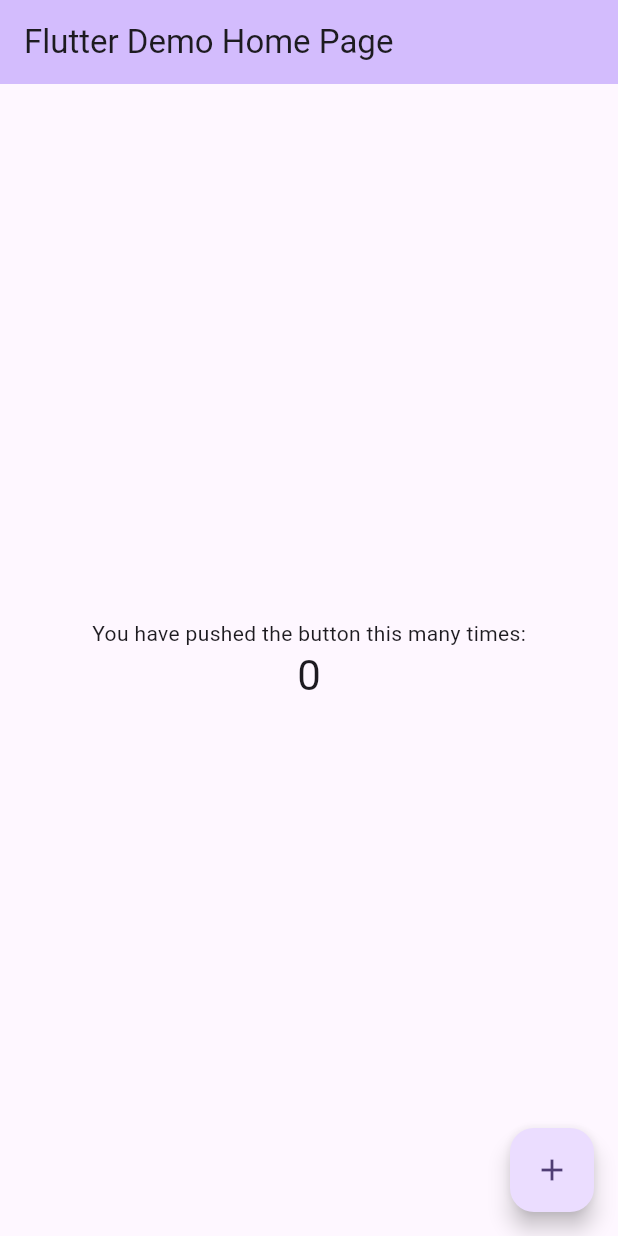
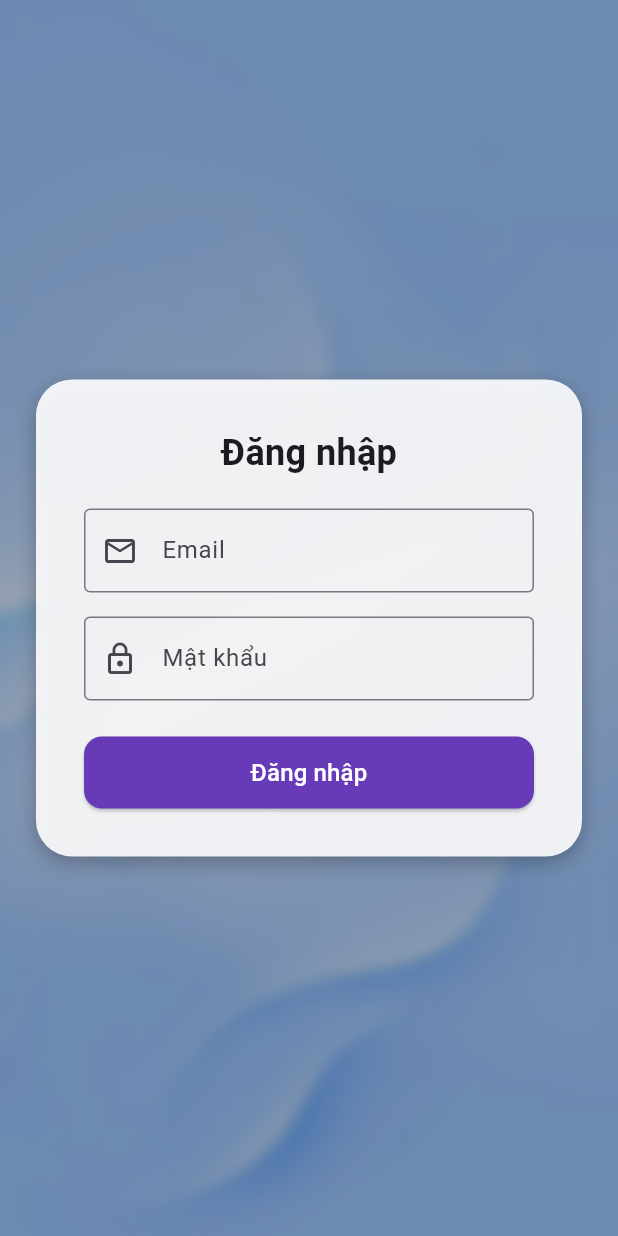
Before and after one commit to LeTienIT/driver_tracker, a Flutter app: the screen it shows after launch, on a phone screen of 412 x 824 dp. Run offline on Flutter 3.47's test engine with Material 3 defaults, Android fonts, the phone set to English and light mode, and no system bars; our stand-ins replace dio, flutter_riverpod, flutter_secure_storage, freezed_annotation.

Commit message:
giao diện đăng nhập - logic đăng nhập - api đăng nhập (api dạng test), logic lấy danh sách chuyến đi (chưa giao diện, api server chưa có)

```diff
--- /dev/null
+++ b/lib/features/auth/provider/login_provider.dart
@@ -0,0 +1,7 @@
+import 'package:flutter_riverpod/flutter_riverpod.dart';
+
+import '../view_model/login_vm.dart';
+
+final loginProvider = StateNotifierProvider<LoginViewModel, AsyncValue<bool>>(
+      (ref) => LoginViewModel(ref),
+);
--- /dev/null
+++ b/lib/features/auth/provider/user_provider.dart
@@ -0,0 +1,4 @@
+import 'package:flutter_riverpod/flutter_riverpod.dart';
+import '../model/driver_user.dart';
+
+final currentUserProvider = StateProvider<DriverUser?>((ref) => null);
--- a/lib/features/auth/view/login_screen.dart
+++ b/lib/features/auth/view/login_screen.dart
@@ -0,0 +1,167 @@
+import 'dart:ui';
+import 'package:flutter/material.dart';
+import 'package:flutter_riverpod/flutter_riverpod.dart';
+import '../provider/login_provider.dart';
+
+class LoginScreen extends ConsumerStatefulWidget {
+  const LoginScreen({super.key});
+
+  @override
+  ConsumerState<LoginScreen> createState() => _LoginScreenState();
+}
+
+class _LoginScreenState extends ConsumerState<LoginScreen> {
+  final _formKey = GlobalKey<FormState>();
+  final emailController = TextEditingController();
+  final passwordController = TextEditingController();
+
+  void _handleLogin() async {
+    final vm = ref.read(loginProvider.notifier);
+    await vm.login(
+      emailController.text.trim(),
+      passwordController.text.trim(),
+    );
+
+    final result = ref.read(loginProvider);
+    result.whenOrNull(
+      data: (success) {
+        if (success == true) {
+          ScaffoldMessenger.of(context).showSnackBar(
+            const SnackBar(content: Text('Đăng nhập thành công')),
+          );
+        } else {
+          ScaffoldMessenger.of(context).showSnackBar(
+            const SnackBar(content: Text('Email hoặc mật khẩu không đúng')),
+          );
+        }
+      },
+      error: (e, _) {
+        ScaffoldMessenger.of(context).showSnackBar(
+          SnackBar(content: Text('Lỗi: $e')),
+        );
+      },
+    );
+  }
+
+  @override
+  Widget build(BuildContext context) {
+    final state = ref.watch(loginProvider);
+    final size = MediaQuery.of(context).size;
+
+    return Scaffold(
+      body: Stack(
+        children: [
+          // Ảnh nền
+          SizedBox(
+            width: size.width,
+            height: size.height,
+            child: Image.asset(
+              'assets/background_login.jpg',
+              fit: BoxFit.cover,
+            ),
+          ),
+          // Overlay mờ
+          BackdropFilter(
+            filter: ImageFilter.blur(sigmaX: 5, sigmaY: 5),
+            child: Container(
+              color: Colors.black.withValues(alpha: 0.3),
+            ),
+          ),
+          // Form login
+          Center(
+            child: SingleChildScrollView(
+              padding: const EdgeInsets.symmetric(horizontal: 24),
+              child: Container(
+                padding: const EdgeInsets.all(32),
+                decoration: BoxDecoration(
+                  color: Colors.white.withValues(alpha: 0.9),
+                  borderRadius: BorderRadius.circular(24),
+                  boxShadow: [
+                    BoxShadow(
+                      color: Colors.black26,
+                      blurRadius: 10,
+                      offset: const Offset(0, 4),
+                    ),
+                  ],
+                ),
+                child: Form(
+                    key: _formKey,
+                    child: Column(
+                      mainAxisSize: MainAxisSize.min,
+                      children: [
+                        const Text(
+                          'Đăng nhập',
+                          style: TextStyle(
+                            fontSize: 24,
+                            fontWeight: FontWeight.bold,
+                          ),
+                        ),
+                        const SizedBox(height: 20),
+                        TextFormField(
+                          controller: emailController,
+                          decoration: const InputDecoration(
+                              labelText: 'Email',
+                              prefixIcon: Icon(Icons.email_outlined),
+                              border: OutlineInputBorder(),
+                            ),
+                          validator: (value){
+                              if(value!.trim().isEmpty){
+                                return "Email không được để trống";
+                              }
+                              return null;
+                          },
+                        ),
+                        const SizedBox(height: 16),
+                        TextFormField(
+                          controller: passwordController,
+                          obscureText: true,
+                          decoration: const InputDecoration(
+                            labelText: 'Mật khẩu',
+                            prefixIcon: Icon(Icons.lock_outline),
+                            border: OutlineInputBorder(),
+                          ),
+                          validator: (value){
+                            if(value!.trim().isEmpty){
+                              return "Mật khẩu không được để trống";
+                            }
+                            return null;
+                          },
+                        ),
+                        const SizedBox(height: 24),
+                        state.isLoading
+                            ? const CircularProgressIndicator()
+                            : SizedBox(
+                                width: double.infinity,
+                                height: 48,
+                                child: ElevatedButton(
+                                  onPressed: (){
+                                    if(_formKey.currentState!.validate()){
+                                      _handleLogin();
+                                    }
+                                  },
+                                  style: ElevatedButton.styleFrom(
+                                    backgroundColor: Colors.deepPurple,
+                                    shape: RoundedRectangleBorder(
+                                      borderRadius: BorderRadius.circular(12),
+                                    ),
+                                  ),
+                                  child: const Text(
+                                    "Đăng nhập",
+                                    style: TextStyle(
+                                      fontSize: 16,
+                                      color: Colors.white,
+                                    ),
+                                  ),
+                          ),
+                        ),
+                      ],
+                    ),
+                ),
+              ),
+            ),
+          ),
+        ],
+      ),
+    );
+  }
+}
--- /dev/null
+++ b/lib/features/trip_list/provider/trip_provider.dart
@@ -0,0 +1,14 @@
+import 'package:driver_tracker/features/auth/provider/user_provider.dart';
+import 'package:driver_tracker/features/trip_list/model/trip_state.dart';
+import 'package:driver_tracker/features/trip_list/view_model/trip_vm.dart';
+import 'package:flutter_riverpod/flutter_riverpod.dart';
+
+final tripProvider = StateNotifierProvider<TripVM, TripState>(
+    (ref){
+      final user = ref.watch(currentUserProvider);
+      if (user == null) {
+        throw Exception('Chưa đăng nhập');
+      }
+      return TripVM(ref, user!.email)..getTrips();
+    }
+);
--- /dev/null
+++ b/lib/features/trip_list/view_model/trip_vm.dart
@@ -0,0 +1,23 @@
+import 'package:driver_tracker/features/trip_list/model/trip_model.dart';
+import 'package:driver_tracker/features/trip_list/model/trip_state.dart';
+import 'package:driver_tracker/features/trip_list/repository/trip_repository.dart';
+import 'package:flutter_riverpod/flutter_riverpod.dart';
+
+class TripVM extends StateNotifier<TripState>{
+  TripVM(this.ref,this.email) : super(TripState.initial());
+
+  final Ref ref;
+  final String email;
+  final _repo = TripRepository();
+
+  Future<void> getTrips() async{
+    state = state.copyWith(isLoading: true);
+    try{
+      final rs = await _repo.getAllData(email);
+      state = state.copyWith(isLoading: false, trips: rs);
+    }catch(e){
+      state = state.copyWith(isLoading: false,error: e.toString());
+    }
+  }
+
+}
--- a/lib/main.dart
+++ b/lib/main.dart
@@ -1,7 +1,12 @@
+import 'package:driver_tracker/features/auth/view/login_screen.dart';
 import 'package:flutter/material.dart';
+import 'package:flutter_riverpod/flutter_riverpod.dart';
 
 void main() {
-  runApp(const MyApp());
+  runApp(
+    ProviderScope(
+      child: MyApp(),
+  ),);
 }
 
 class MyApp extends StatelessWidget {
@@ -11,112 +16,11 @@ class MyApp extends StatelessWidget {
   @override
   Widget build(BuildContext context) {
     return MaterialApp(
-      title: 'Flutter Demo',
+        title: 'Driver Tracker',
       theme: ThemeData(
-        // This is the theme of your application.
-        //
-        // TRY THIS: Try running your application with "flutter run". You'll see
-        // the application has a purple toolbar. Then, without quitting the app,
-        // try changing the seedColor in the colorScheme below to Colors.green
-        // and then invoke "hot reload" (save your changes or press the "hot
-        // reload" button in a Flutter-supported IDE, or press "r" if you used
-        // the command line to start the app).
-        //
-        // Notice that the counter didn't reset back to zero; the application
-        // state is not lost during the reload. To reset the state, use hot
-        // restart instead.
-        //
-        // This works for code too, not just values: Most code changes can be
-        // tested with just a hot reload.
         colorScheme: ColorScheme.fromSeed(seedColor: Colors.deepPurple),
       ),
-      home: const MyHomePage(title: 'Flutter Demo Home Page'),
+      home: const LoginScreen(),
     );
   }
 }
-
-class MyHomePage extends StatefulWidget {
-  const MyHomePage({super.key, required this.title});
-
-  // This widget is the home page of your application. It is stateful, meaning
-  // that it has a State object (defined below) that contains fields that affect
-  // how it looks.
-
-  // This class is the configuration for the state. It holds the values (in this
-  // case the title) provided by the parent (in this case the App widget) and
-  // used by the build method of the State. Fields in a Widget subclass are
-  // always marked "final".
-
-  final String title;
-
-  @override
-  State<MyHomePage> createState() => _MyHomePageState();
-}
-
-class _MyHomePageState extends State<MyHomePage> {
-  int _counter = 0;
-
-  void _incrementCounter() {
-    setState(() {
-      // This call to setState tells the Flutter framework that something has
-      // changed in this State, which causes it to rerun the build method below
-      // so that the display can reflect the updated values. If we changed
-      // _counter without calling setState(), then the build method would not be
-      // called again, and so nothing would appear to happen.
-      _counter++;
-    });
-  }
-
-  @override
-  Widget build(BuildContext context) {
-    // This method is rerun every time setState is called, for instance as done
-    // by the _incrementCounter method above.
-    //
-    // The Flutter framework has been optimized to make rerunning build methods
-    // fast, so that you can just rebuild anything that needs updating rather
-    // than having to individually change instances of widgets.
-    return Scaffold(
-      appBar: AppBar(
-        // TRY THIS: Try changing the color here to a specific color (to
-        // Colors.amber, perhaps?) and trigger a hot reload to see the AppBar
-        // change color while the other colors stay the same.
-        backgroundColor: Theme.of(context).colorScheme.inversePrimary,
-        // Here we take the value from the MyHomePage object that was created by
-        // the App.build method, and use it to set our appbar title.
-        title: Text(widget.title),
-      ),
-      body: Center(
-        // Center is a layout widget. It takes a single child and positions it
-        // in the middle of the parent.
-        child: Column(
-          // Column is also a layout widget. It takes a list of children and
-          // arranges them vertically. By default, it sizes itself to fit its
-          // children horizontally, and tries to be as tall as its parent.
-          //
-          // Column has various properties to control how it sizes itself and
-          // how it positions its children. Here we use mainAxisAlignment to
-          // center the children vertically; the main axis here is the vertical
-          // axis because Columns are vertical (the cross axis would be
-          // horizontal).
-          //
-          // TRY THIS: Invoke "debug painting" (choose the "Toggle Debug Paint"
-          // action in the IDE, or press "p" in the console), to see the
-          // wireframe for each widget.
-          mainAxisAlignment: MainAxisAlignment.center,
-          children: <Widget>[
-            const Text('You have pushed the button this many times:'),
-            Text(
-              '$_counter',
-              style: Theme.of(context).textTheme.headlineMedium,
-            ),
-          ],
-        ),
-      ),
-      floatingActionButton: FloatingActionButton(
-        onPressed: _incrementCounter,
-        tooltip: 'Increment',
-        child: const Icon(Icons.add),
-      ), // This trailing comma makes auto-formatting nicer for build methods.
-    );
-  }
-}
```
Also changed, not shown: analysis_options.yaml (+4 -22 lines), lib/core/services/auth_service.dart (added, +21 -0 lines), lib/core/services/dio_client.dart (added, +24 -0 lines), lib/features/auth/model/driver_user.dart (added, +16 -0 lines), lib/features/auth/repository/auth_repository.dart (+33 -0 lines), lib/features/auth/view_model/login_vm.dart (+26 -0 lines), lib/features/trip_list/model/trip_model.dart (added, +18 -0 lines), lib/features/trip_list/model/trip_state.dart (added, +31 -0 lines), lib/features/trip_list/repository/trip_repository.dart (added, +37 -0 lines), lib/features/trip_list/view/trip_screen.dart (added, +22 -0 lines), pubspec.yaml (+16 -69 lines), assets/background_login.jpg (added), lib/features/auth/model/driver_user.freezed.dart (added), lib/features/auth/model/driver_user.g.dart (added), 4 more files, 3 other files.
